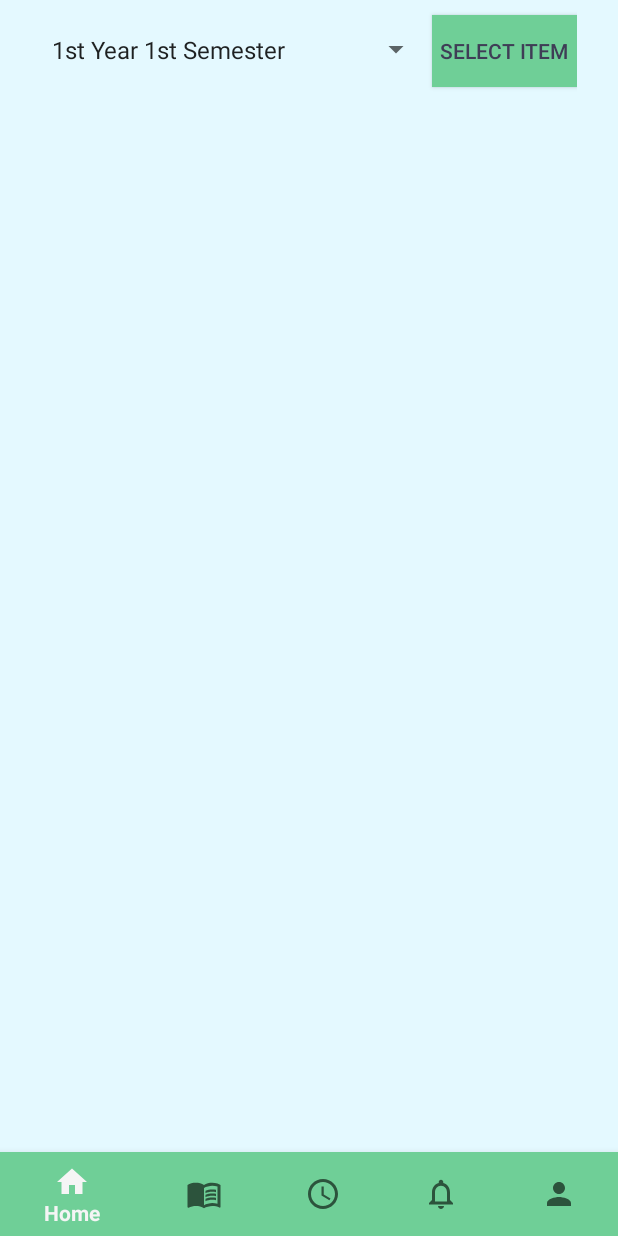
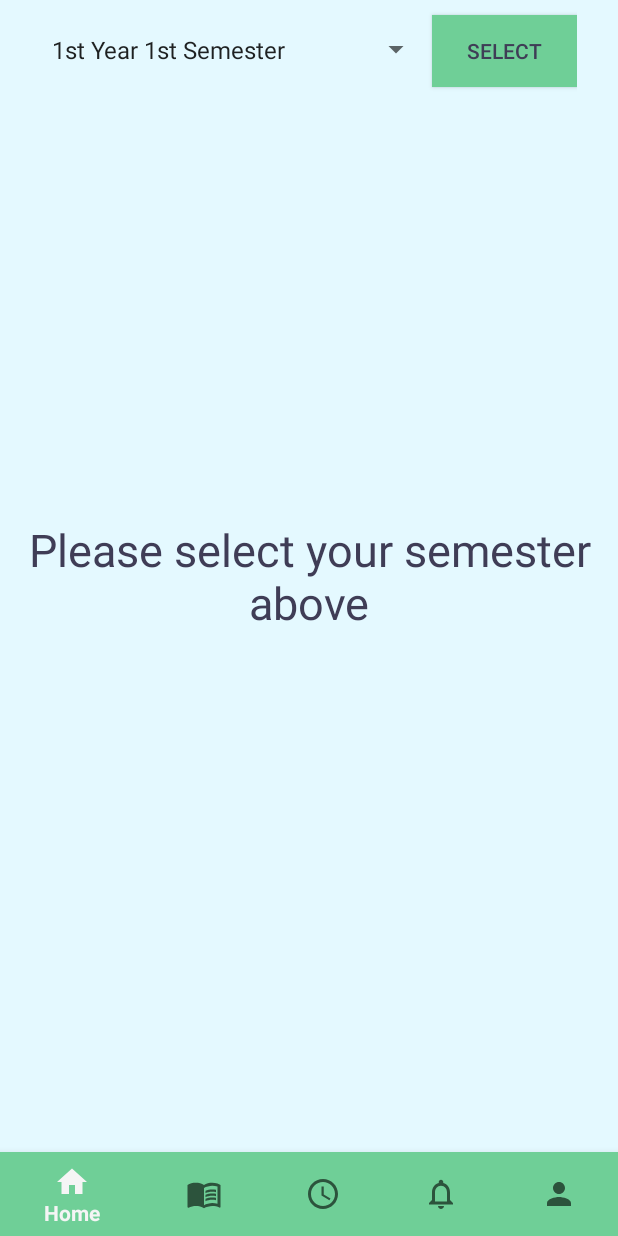
Before and after one commit to piru72/AUST_BUDDY, an Android app: the screen it shows after launch (MainActivity), on a phone screen of 412 x 824 dp. Run offline under Robolectric (Android 15) with nearby library versions, the phone set to English and light mode, and no system bars; 3 statements that could not run were skipped.

Commit message:
New design pattern implemented on CGPA page

```diff
--- a/app/src/main/java/com/example/homepage/CGPAFragment.kt
+++ b/app/src/main/java/com/example/homepage/CGPAFragment.kt
@@ -1,12 +1,10 @@
 package com.example.homepage
 
 import android.os.Bundle
-import android.util.Log
 import android.view.LayoutInflater
 import android.view.View
 import android.view.ViewGroup
 import android.widget.*
-import androidx.fragment.app.Fragment
 
 
 class CGPAFragment : ReplaceFragment() {
@@ -19,43 +17,57 @@ class CGPAFragment : ReplaceFragment() {
 
         val v = inflater.inflate(R.layout.fragment_c_g_p_a, container, false)
 
-        val resultPan = v.findViewById<LinearLayout>(R.id.result_pan)
+
+        //   All the layouts object
+
+        val layoutResultList = v.findViewById<LinearLayout>(R.id.layout_result_list)
+        val layoutCalculate = v.findViewById<LinearLayout>(R.id.layout_calculate)
+        val layoutResult = v.findViewById<LinearLayout>(R.id.layout_result)
+        val layoutInstruction = v.findViewById<LinearLayout>(R.id.layout_instruction)
+
+
+        // All the buttons object
         val btnSelect = v.findViewById<Button>(R.id.btn_select)
+
+
+
         val semesterList = v.findViewById<Spinner>(R.id.semester_list)
         val result = v.findViewById<TextView>(R.id.result)
-        val grade = v.findViewById<TextView>(R.id.grade)
         val c10 = v.findViewById<LinearLayout>(R.id.c10)
+
+
         val c9 = v.findViewById<LinearLayout>(R.id.c9)
         val btnCalculate = v.findViewById<Button>(R.id.btn_calculate)
 
-        resultPan.visibility = View.GONE
-        btnCalculate.visibility = View.GONE
-        var currentSemester = ""
 
-        btnCalculate.setOnClickListener{
-            grade.text = currentSemester
+        hideLayout(layoutResultList)
+        hideLayout(layoutResult)
+        hideLayout(layoutCalculate)
 
 
-        }
+        btnSelect.setOnClickListener {
+            layoutResultList.isEnabled = true
+            btnCalculate.visibility = View.VISIBLE
+            layoutResult.visibility = View.VISIBLE
+            layoutCalculate.visibility = View.VISIBLE
+            layoutInstruction.visibility = View.GONE
 
-        btnSelect.setOnClickListener {
-            resultPan.isEnabled = true
-            btnCalculate.visibility = View.VISIBLE
-            currentSemester = semesterList.selectedItem.toString()
+
             when (semesterList.selectedItem.toString()) {
                 "4th Year 1st Semester", "3rd Year 2nd Semester" -> {
-                    resultPan.visibility = View.VISIBLE
+                    layoutResultList.visibility = View.VISIBLE
                     c10.visibility = View.VISIBLE
                     c9.visibility = View.VISIBLE
 
                 }
                 "4th Year 2nd Semester" -> {
-                    resultPan.visibility = View.VISIBLE
+                    layoutResultList.visibility = View.VISIBLE
                     c10.visibility = View.GONE
                     c9.visibility = View.GONE
                 }
                 else -> {
-                    resultPan.visibility = View.VISIBLE
+
+                    layoutResultList.visibility = View.VISIBLE
                     c9.visibility = View.VISIBLE
                     c10.visibility = View.GONE
                 }
@@ -66,5 +78,12 @@ class CGPAFragment : ReplaceFragment() {
         return v
     }
 
+    private fun hideLayout(layout :LinearLayout) {
+        layout.visibility = View.GONE
+    }
+    private fun showLayout(layout :LinearLayout) {
+        layout.visibility = View.VISIBLE
+    }
+
 
 }
--- a/app/src/main/res/layout/fragment_c_g_p_a.xml
+++ b/app/src/main/res/layout/fragment_c_g_p_a.xml
@@ -49,14 +49,14 @@
 
 
         <LinearLayout
+            android:id="@+id/layout_result_list"
             android:layout_width="414dp"
             android:layout_height="500dp"
+            android:layout_marginTop="30dp"
             android:orientation="vertical"
-            app:layout_constraintBottom_toTopOf="@+id/btn_calculate"
             app:layout_constraintEnd_toEndOf="parent"
             app:layout_constraintStart_toStartOf="parent"
-            app:layout_constraintTop_toBottomOf="@+id/semester_pan"
-            android:id="@+id/result_pan">
+            app:layout_constraintTop_toBottomOf="@+id/semester_pan">
 
             <LinearLayout
                 android:id="@+id/c1"
@@ -68,20 +68,19 @@
 
                 <Spinner
                     android:id="@+id/c1_result_list"
-                    android:layout_width="0dp"
+                    android:layout_width="92dp"
                     android:layout_height="match_parent"
                     android:layout_weight="3"
                     android:entries="@array/Grades"
                     android:gravity="end"
                     tools:ignore="DuplicateSpeakableTextCheck" />
 
-                <Spinner
-                    android:id="@+id/c1_grade_list"
+                <Button
+                    android:id="@+id/c1_credit"
                     android:layout_width="0dp"
-                    android:layout_height="match_parent"
+                    android:layout_height="wrap_content"
                     android:layout_weight="3"
-                    android:entries="@array/Credits"
-                    android:gravity="end"
+                    android:text="@string/credit"
                     tools:ignore="DuplicateSpeakableTextCheck" />
 
             </LinearLayout>
@@ -96,19 +95,18 @@
 
                 <Spinner
                     android:id="@+id/c2_result_list"
-                    android:layout_width="0dp"
+                    android:layout_width="92dp"
                     android:layout_height="match_parent"
                     android:layout_weight="3"
                     android:entries="@array/Grades"
                     android:gravity="end" />
 
-                <Spinner
-                    android:id="@+id/c2_grade_list"
+                <Button
+                    android:id="@+id/c2_credit"
                     android:layout_width="0dp"
-                    android:layout_height="match_parent"
+                    android:layout_height="wrap_content"
                     android:layout_weight="3"
-                    android:entries="@array/Credits"
-                    android:gravity="end" />
+                    android:text="@string/credit" />
 
             </LinearLayout>
 
@@ -122,19 +120,18 @@
 
                 <Spinner
                     android:id="@+id/c3_result_list"
-                    android:layout_width="0dp"
+                    android:layout_width="92dp"
                     android:layout_height="match_parent"
                     android:layout_weight="3"
                     android:entries="@array/Grades"
                     android:gravity="end" />
 
-                <Spinner
-                    android:id="@+id/c3_grade_list"
+                <Button
+                    android:id="@+id/c3_credit"
                     android:layout_width="0dp"
-                    android:layout_height="match_parent"
+                    android:layout_height="wrap_content"
                     android:layout_weight="3"
-                    android:entries="@array/Credits"
-                    android:gravity="end" />
+                    android:text="@string/credit" />
 
             </LinearLayout>
 
@@ -148,19 +145,18 @@
 
                 <Spinner
                     android:id="@+id/c4_result_list"
-                    android:layout_width="0dp"
+                    android:layout_width="92dp"
                     android:layout_height="match_parent"
                     android:layout_weight="3"
                     android:entries="@array/Grades"
                     android:gravity="end" />
 
-                <Spinner
-                    android:id="@+id/c4_grade_list"
+                <Button
+                    android:id="@+id/c4_credit"
                     android:layout_width="0dp"
-                    android:layout_height="match_parent"
+                    android:layout_height="wrap_content"
                     android:layout_weight="3"
-                    android:entries="@array/Credits"
-                    android:gravity="end" />
+                    android:text="@string/credit" />
 
             </LinearLayout>
 
@@ -174,19 +170,18 @@
 
                 <Spinner
                     android:id="@+id/c5_result_list"
-                    android:layout_width="0dp"
+                    android:layout_width="92dp"
                     android:layout_height="match_parent"
                     android:layout_weight="3"
                     android:entries="@array/Grades"
                     android:gravity="end" />
 
-                <Spinner
-                    android:id="@+id/c5_grade_list"
+                <Button
+                    android:id="@+id/c5_credit"
                     android:layout_width="0dp"
-                    android:layout_height="match_parent"
+                    android:layout_height="wrap_content"
                     android:layout_weight="3"
-                    android:entries="@array/Credits"
-                    android:gravity="end" />
+                    android:text="@string/credit" />
 
             </LinearLayout>
 
@@ -200,19 +195,18 @@
 
                 <Spinner
                     android:id="@+id/c6_result_list"
-                    android:layout_width="0dp"
+                    android:layout_width="92dp"
                     android:layout_height="match_parent"
                     android:layout_weight="3"
                     android:entries="@array/Grades"
                     android:gravity="end" />
 
-                <Spinner
-                    android:id="@+id/c6_grade_list"
+                <Button
+                    android:id="@+id/c6_credit"
                     android:layout_width="0dp"
-                    android:layout_height="match_parent"
+                    android:layout_height="wrap_content"
                     android:layout_weight="3"
-                    android:entries="@array/Credits"
-                    android:gravity="end" />
+                    android:text="@string/credit" />
 
             </LinearLayout>
 
@@ -226,19 +220,18 @@
 
                 <Spinner
                     android:id="@+id/c7_result_list"
-                    android:layout_width="0dp"
+                    android:layout_width="92dp"
                     android:layout_height="match_parent"
                     android:layout_weight="3"
                     android:entries="@array/Grades"
                     android:gravity="end" />
 
-                <Spinner
-                    android:id="@+id/c7_grade_list"
+                <Button
+                    android:id="@+id/c7_credit"
                     android:layout_width="0dp"
-                    android:layout_height="match_parent"
+                    android:layout_height="wrap_content"
                     android:layout_weight="3"
-                    android:entries="@array/Credits"
-                    android:gravity="end" />
+                    android:text="@string/credit" />
 
             </LinearLayout>
 
@@ -252,19 +245,18 @@
 
                 <Spinner
                     android:id="@+id/c8_result_list"
-                    android:layout_width="0dp"
+                    android:layout_width="92dp"
                     android:layout_height="match_parent"
                     android:layout_weight="3"
                     android:entries="@array/Grades"
                     android:gravity="end" />
 
-                <Spinner
-                    android:id="@+id/c8_grade_list"
+                <Button
+                    android:id="@+id/c8_credit"
                     android:layout_width="0dp"
-                    android:layout_height="match_parent"
+                    android:layout_height="wrap_content"
                     android:layout_weight="3"
-                    android:entries="@array/Credits"
-                    android:gravity="end" />
+                    android:text="@string/credit" />
 
             </LinearLayout>
 
@@ -278,19 +270,18 @@
 
                 <Spinner
                     android:id="@+id/c9_result_list"
-                    android:layout_width="0dp"
+                    android:layout_width="92dp"
                     android:layout_height="match_parent"
                     android:layout_weight="3"
                     android:entries="@array/Grades"
                     android:gravity="end" />
 
-                <Spinner
-                    android:id="@+id/c9_grade_list"
+                <Button
+                    android:id="@+id/c9_credit"
                     android:layout_width="0dp"
-                    android:layout_height="match_parent"
+                    android:layout_height="wrap_content"
                     android:layout_weight="3"
-                    android:entries="@array/Credits"
-                    android:gravity="end" />
+                    android:text="@string/credit" />
 
             </LinearLayout>
 
@@ -304,51 +295,94 @@
 
                 <Spinner
                     android:id="@+id/c10_result_list"
-                    android:layout_width="0dp"
+                    android:layout_width="92dp"
                     android:layout_height="50dp"
                     android:layout_weight="3"
                     android:entries="@array/Grades"
                     android:gravity="end" />
 
-                <Spinner
-                    android:id="@+id/c10_grade_list"
+                <Button
+
+                    android:id="@+id/c10_credit"
                     android:layout_width="0dp"
-                    android:layout_height="50dp"
+                    android:layout_height="wrap_content"
                     android:layout_weight="3"
-                    android:entries="@array/Credits"
-                    android:gravity="end" />
+                    android:text="@string/credit" />
 
             </LinearLayout>
         </LinearLayout>
 
-        <TextView
-            android:id="@+id/result"
-            android:layout_width="wrap_content"
-            android:layout_height="wrap_content"
-            android:layout_marginStart="76dp"
-            app:layout_constraintBottom_toBottomOf="parent"
+        <LinearLayout
+            android:id="@+id/layout_calculate"
+            android:layout_width="355dp"
+            android:layout_height="57dp"
+            android:orientation="horizontal"
+            app:layout_constraintBottom_toTopOf="@+id/layout_result"
+            app:layout_constraintEnd_toEndOf="parent"
             app:layout_constraintStart_toStartOf="parent"
-            app:layout_constraintTop_toBottomOf="@+id/btn_calculate" />
+            app:layout_constraintTop_toBottomOf="@+id/layout_result_list">
 
-        <TextView
-            android:id="@+id/grade"
-            android:layout_width="wrap_content"
-            android:layout_height="wrap_content"
+            <Button
+                android:id="@+id/btn_calculate"
+                style="?android:attr/buttonBarButtonStyle"
+                android:layout_width="wrap_content"
+                android:layout_height="wrap_content"
+                android:layout_weight="1"
+                android:text="@string/calculate"
+                android:textColor="#00796B"
+                tools:ignore="DuplicateSpeakableTextCheck" />
+
+            <Button
+                android:id="@+id/btn_reset2"
+                style="?android:attr/buttonBarButtonStyle"
+                android:layout_width="wrap_content"
+                android:layout_height="wrap_content"
+                android:layout_weight="1"
+                android:text="@string/reset"
+                android:textColor="#00796B" />
+        </LinearLayout>
+
+        <LinearLayout
+            android:id="@+id/layout_result"
+            android:layout_width="353dp"
+            android:layout_height="51dp"
+            android:layout_marginBottom="16dp"
+            android:orientation="horizontal"
             app:layout_constraintBottom_toBottomOf="parent"
             app:layout_constraintEnd_toEndOf="parent"
-            app:layout_constraintHorizontal_bias="0.738"
-            app:layout_constraintStart_toEndOf="@+id/result"
-            app:layout_constraintTop_toBottomOf="@+id/btn_calculate" />
+            app:layout_constraintHorizontal_bias="0.482"
+            app:layout_constraintStart_toStartOf="parent">
 
-        <Button
-            android:id="@+id/btn_calculate"
-            android:layout_width="wrap_content"
-            android:layout_height="wrap_content"
-            android:layout_marginBottom="84dp"
-            android:text="@string/calculate"
-            app:layout_constraintBottom_toBottomOf="parent"
+            <TextView
+                android:id="@+id/result"
+                android:layout_width="0dp"
+                android:layout_height="wrap_content"
+                android:layout_weight="1"
+                android:text="@string/textview" />
+
+        </LinearLayout>
+
+        <LinearLayout
+            android:id="@+id/layout_instruction"
+            android:layout_width="0dp"
+            android:layout_height="match_parent"
+            android:layout_weight="1"
+            android:gravity="center"
+            android:orientation="horizontal"
             app:layout_constraintEnd_toEndOf="parent"
-            app:layout_constraintStart_toStartOf="parent" />
+            app:layout_constraintStart_toStartOf="parent"
+            tools:layout_editor_absoluteY="664dp">
+
+            <TextView
+                android:id="@+id/textview_instruction"
+                android:layout_width="0dp"
+                android:layout_height="wrap_content"
+                android:layout_weight="1"
+                android:text="@string/please_select_your_semester_above"
+                android:textAlignment="center"
+                android:textColor="@color/text_black"
+                android:textSize="30sp" />
+        </LinearLayout>
 
 
     </androidx.constraintlayout.widget.ConstraintLayout>
--- a/app/src/main/res/values/strings.xml
+++ b/app/src/main/res/values/strings.xml
@@ -57,8 +57,8 @@
     </string-array>
 
     <string-array name="Grades">
-        <item>A+</item>
-        <item>A</item>
+        <item>A+  80% or above</item>
+        <item>A   75% or less than 80%</item>
         <item>A-</item>
         <item>B+</item>
         <item>B</item>
@@ -80,6 +80,9 @@
         <item>4th Year 2nd Semester</item>
     </string-array>
 
-    <string name="select">Select Item</string>
+    <string name="select">Select</string>
     <string name="autoCompleteTextView">AutoCompleteTextView</string>
+    <string name="reset">Reset</string>
+    <string name="credit">Credit</string>
+    <string name="please_select_your_semester_above">Please select your semester above</string>
 </resources>
```
